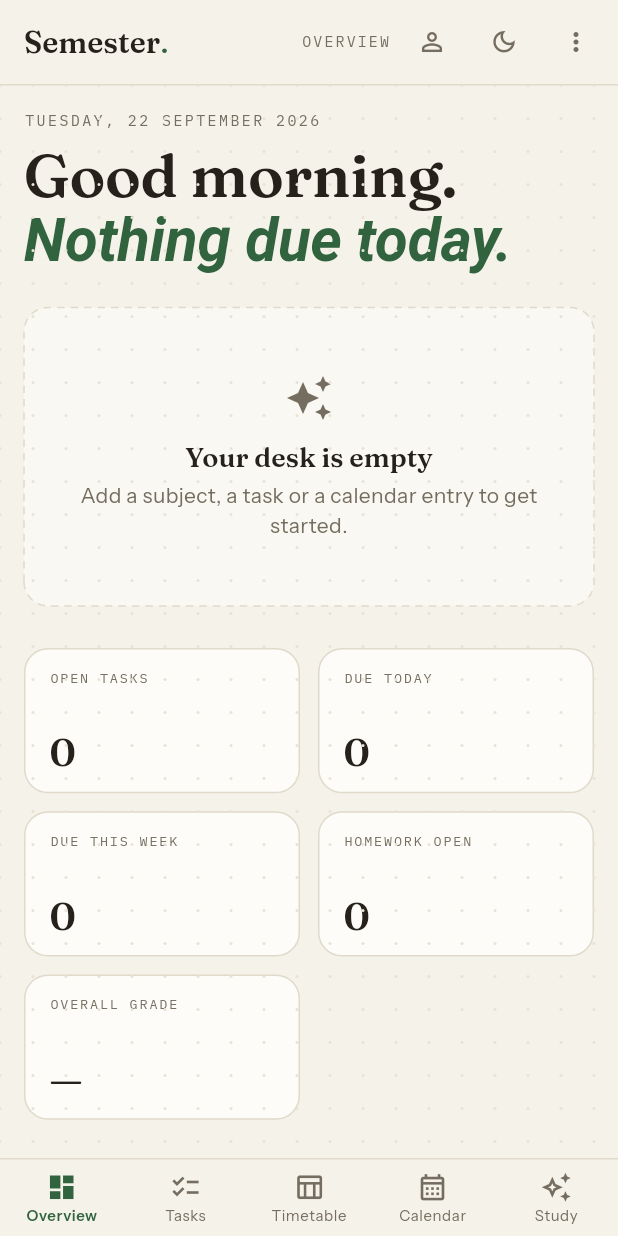
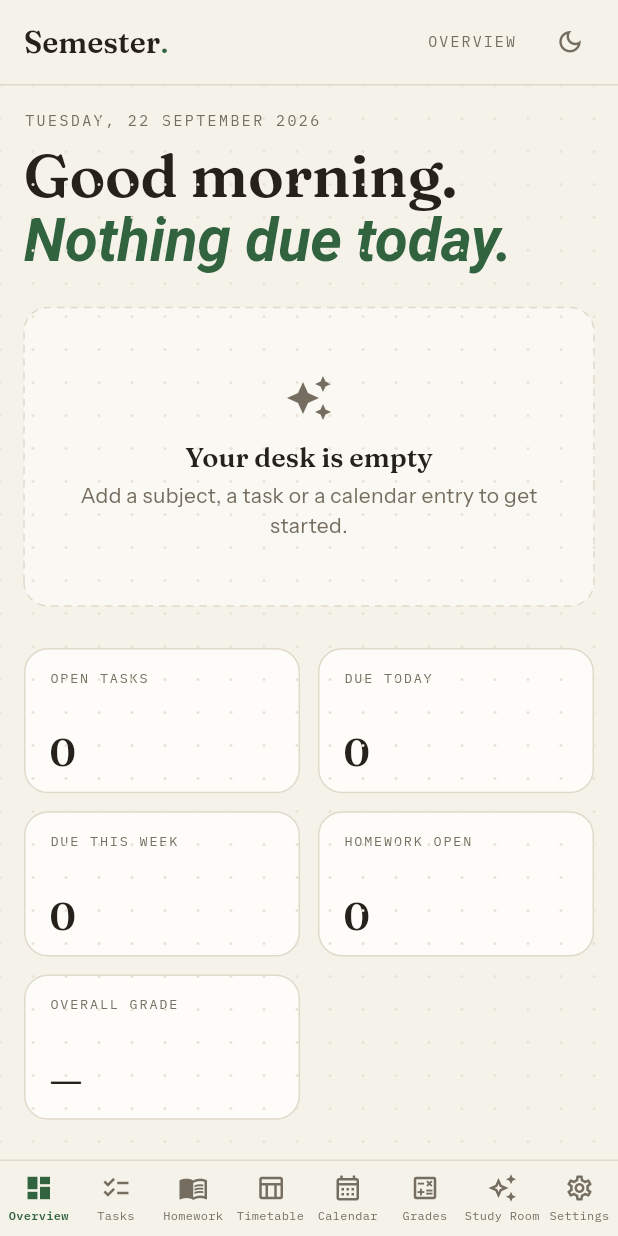
Before and after one commit to Nefnief-tech/study, a Flutter app: the screen it shows after launch, on a phone screen of 412 x 824 dp. Run offline on Flutter 3.47's test engine with Material 3 defaults, Android fonts, the phone set to English and light mode, and no system bars; our stand-ins replace app_links, appwrite, file_picker, firebase_core, firebase_messaging, flutter_local_notifications and 1 more; missing offline and left inert: markdown_widget; accounts and stored records are empty; network calls fail; statements that could not run were skipped.

Commit message:
Mobile v11: swipeable tabs with back-gesture history — all destinations in the bottom bar, Settings replaces the account sheet

```diff
--- a/mobile/lib/navigation.dart
+++ b/mobile/lib/navigation.dart
@@ -1,56 +1,35 @@
 import 'package:flutter/foundation.dart';
 
-/// tab indices — shared by the shell, push tap-through and deeplinks
+/// tab indices — the bottom bar order; shared by the shell, push
+/// tap-through and deeplinks
 const int kTabOverview = 0;
 const int kTabTasks = 1;
-const int kTabTimetable = 2;
-const int kTabCalendar = 3;
-const int kTabStudy = 4;
+const int kTabHomework = 2;
+const int kTabTimetable = 3;
+const int kTabCalendar = 4;
+const int kTabGrades = 5;
+const int kTabStudy = 6;
+const int kTabSettings = 7;
 
-/// simple navigation bus: tab pages jump to other destinations through it,
-/// and push taps (`data.route`) and deeplinks (`semester://<route>`) land on
-/// the page they name. Pure tab switches work any time; Navigator-backed
-/// destinations queue until the shell has wired its callbacks.
+/// simple navigation bus: push taps (`data.route`) and deeplinks
+/// (`semester://<route>`) land on the page they name — every destination is
+/// a tab now, so handling is a pure tab switch that works from app start
 class AppNav {
   AppNav._();
   static final AppNav I = AppNav._();
 
   final ValueNotifier<int> tab = ValueNotifier(kTabOverview);
-  void Function()? openHomework;
-  void Function()? openGrades;
-  void Function()? openAccount;
-
-  bool _shellReady = false;
-  String? _pendingRoute;
-
-  /// the shell calls this once its Navigator-backed callbacks are wired —
-  /// anything queued before that point is delivered here
-  void markShellReady() {
-    _shellReady = true;
-    final pending = _pendingRoute;
-    if (pending != null) {
-      _pendingRoute = null;
-      handle(pending);
-    }
-  }
 
   /// land on the destination a push payload or deeplink names
   void handle(String route) {
     switch (route) {
       case 'homework':
+        tab.value = kTabHomework;
       case 'grades':
+        tab.value = kTabGrades;
       case 'account':
-        if (!_shellReady) {
-          _pendingRoute = route;
-          return;
-        }
-        if (route == 'homework') {
-          openHomework?.call();
-        } else if (route == 'grades') {
-          openGrades?.call();
-        } else {
-          openAccount?.call();
-        }
+      case 'settings':
+        tab.value = kTabSettings;
       case 'tasks':
         tab.value = kTabTasks;
       case 'timetable':
--- a/mobile/lib/pages/dashboard_page.dart
+++ b/mobile/lib/pages/dashboard_page.dart
@@ -7,6 +7,7 @@ import '../utils/utils.dart';
 import '../navigation.dart';
 import '../widgets/bits.dart';
 import '../widgets/controls.dart';
+import '../widgets/motion.dart';
 
 /// Port of the web dashboard (`src/app/page.tsx`).
 
@@ -146,27 +147,27 @@ class DashboardPage extends StatelessWidget {
                   _StatCard(
                     label: 'open tasks',
                     value: '${openTodos.length}',
-                    onTap: () => AppNav.I.tab.value = 1,
+                    onTap: () => AppNav.I.handle('tasks'),
                   ),
                   _StatCard(
                     label: 'due today',
                     value: '$dueToday',
-                    onTap: () => AppNav.I.tab.value = 1,
+                    onTap: () => AppNav.I.handle('tasks'),
                   ),
                   _StatCard(
                     label: 'due this week',
                     value: '$dueWeek',
-                    onTap: () => AppNav.I.tab.value = 3,
+                    onTap: () => AppNav.I.handle('calendar'),
                   ),
                   _StatCard(
                     label: 'homework open',
                     value: '${openHomework.length}',
-                    onTap: () => AppNav.I.openHomework?.call(),
+                    onTap: () => AppNav.I.handle('homework'),
                   ),
                   _StatCard(
                     label: 'overall grade',
                     value: overall == null ? '—' : formatPoints(overall),
-                    onTap: () => AppNav.I.openGrades?.call(),
+                    onTap: () => AppNav.I.handle('grades'),
                   ),
                 ],
               ),
@@ -176,7 +177,7 @@ class DashboardPage extends StatelessWidget {
               _SectionHeader(
                 title: 'Up next',
                 actionLabel: 'all tasks →',
-                onAction: () => AppNav.I.tab.value = 1,
+                onAction: () => AppNav.I.handle('tasks'),
               ),
               if (upcoming.isEmpty)
                 const EmptyState(
@@ -197,7 +198,7 @@ class DashboardPage extends StatelessWidget {
                 _SectionHeader(
                   title: 'Subjects',
                   actionLabel: 'manage grades →',
-                  onAction: () => AppNav.I.openGrades?.call(),
+                  onAction: () => AppNav.I.handle('grades'),
                 ),
                 SemCard(
                   padding: const EdgeInsets.symmetric(horizontal: 20, vertical: 4),
@@ -219,7 +220,7 @@ class DashboardPage extends StatelessWidget {
               _SectionHeader(
                 title: 'Next 7 days',
                 actionLabel: 'calendar →',
-                onAction: () => AppNav.I.tab.value = 3,
+                onAction: () => AppNav.I.handle('calendar'),
               ),
               if (schedule.isEmpty)
                 const EmptyState(
@@ -301,9 +302,8 @@ class _StatCard extends StatelessWidget {
 
   @override
   Widget build(BuildContext context) {
-    return InkWell(
+    return Pressable(
       onTap: onTap,
-      borderRadius: BorderRadius.circular(16),
       child: SemCard(
         padding: const EdgeInsets.symmetric(horizontal: 16, vertical: 12),
         child: Column(
--- a/mobile/lib/pages/shell.dart
+++ b/mobile/lib/pages/shell.dart
@@ -1,27 +1,26 @@
 import 'package:flutter/material.dart';
+import 'package:flutter/services.dart';
 
 import '../appwrite/sync.dart';
 import '../navigation.dart';
 import '../services/api.dart';
 import '../services/push.dart';
-import '../stores/auth_store.dart' show SyncStatus;
 import '../stores/registry.dart';
 import '../theme/app_theme.dart';
-import '../widgets/auth_sheet.dart';
 import '../widgets/controls.dart';
-import '../widgets/motion.dart';
 import 'calendar_page.dart';
 import 'dashboard_page.dart';
 import 'grades_page.dart';
 import 'homework_page.dart';
+import 'settings_page.dart';
 import 'study_room_page.dart';
 import 'timetable_page.dart';
 import 'todos_page.dart';
 
-/// Port of AppShell.tsx for phones: the 7 web destinations split into a
-/// 5-slot bottom bar (Overview · Tasks · Timetable · Calendar · Study Room)
-/// plus Homework/Grades/Account in the top-bar menu. Navigation flows
-/// through [AppNav] (navigation.dart) so push taps and deeplinks land right.
+/// Port of AppShell.tsx for phones: every destination is a tab in the bottom
+/// bar, tabs are swipeable (PageView) and the system back gesture walks back
+/// through tab history instead of leaving the app. Navigation flows through
+/// [AppNav] (navigation.dart) so push taps and deeplinks land right.
 class AppShell extends StatefulWidget {
   const AppShell({super.key});
 
@@ -33,10 +32,17 @@ class _AppShellState extends State<AppShell> with WidgetsBindingObserver {
   static const _tabs = [
     ('Overview', Icons.dashboard_outlined, Icons.dashboard),
     ('Tasks', Icons.checklist_outlined, Icons.checklist),
+    ('Homework', Icons.menu_book_outlined, Icons.menu_book),
     ('Timetable', Icons.table_chart_outlined, Icons.table_chart),
     ('Calendar', Icons.calendar_month_outlined, Icons.calendar_month),
+    ('Grades', Icons.calculate_outlined, Icons.calculate),
     ('Study Room', Icons.auto_awesome_outlined, Icons.auto_awesome),
+    ('Settings', Icons.settings_outlined, Icons.settings),
   ];
+
+  final PageController _swipe = PageController();
+  int _currentTab = kTabOverview;
+  final List<int> _tabHistory = [];
 
   @override
   void initState() {
@@ -45,26 +51,37 @@ class _AppShellState extends State<AppShell> with WidgetsBindingObserver {
     initSync();
     SemesterApi.refreshDocuments();
     PushService.init();
-    AppNav.I.tab.addListener(() {
-      if (mounted) setState(() {});
-    });
-    AppNav.I.openHomework = () => Navigator.of(context).push(
-          FadeThroughRoute(page: const HomeworkPage()),
-        );
-    AppNav.I.openGrades = () => Navigator.of(context).push(
-          FadeThroughRoute(page: const GradesPage()),
-        );
-    AppNav.I.openAccount = () => AuthSheet.show(context);
-    // navigator-backed destinations are wired — queued push/deeplink routes
-    // can now be delivered
-    AppNav.I.markShellReady();
+    AppNav.I.tab.addListener(_onTabChanged);
   }
 
   @override
   void dispose() {
+    AppNav.I.tab.removeListener(_onTabChanged);
+    _swipe.dispose();
     WidgetsBinding.instance.removeObserver(this);
     super.dispose();
   }
+
+  /// single sync point: whatever sets AppNav.I.tab (bottom-bar tap, swipe,
+  /// push payload, deeplink) ends up here — the PageView follows along and
+  /// the previous tab is remembered for the system back gesture
+  void _onTabChanged() {
+    final next = AppNav.I.tab.value.clamp(0, _tabs.length - 1);
+    if (next == _currentTab) return;
+    _tabHistory.add(_currentTab);
+    if (_tabHistory.length > 16) _tabHistory.removeAt(0);
+    _currentTab = next;
+    if (_swipe.hasClients && (_swipe.page?.round() ?? next) != next) {
+      _swipe.animateToPage(
+        next,
+        duration: const Duration(milliseconds: 240),
+        curve: Curves.easeOutCubic,
+      );
+    }
+    setState(() {});
+  }
+
+  void _goTab(int index) => AppNav.I.tab.value = index;
 
   @override
   void didChangeAppLifecycleState(AppLifecycleState state) {
@@ -76,8 +93,8 @@ class _AppShellState extends State<AppShell> with WidgetsBindingObserver {
   }
 
   String get _currentLabel {
-    if (AppNav.I.tab.value >= _tabs.length) return 'Overview';
-    return _tabs[AppNav.I.tab.value].$1;
+    if (_currentTab >= _tabs.length) return _tabs.first.$1;
+    return _tabs[_currentTab].$1;
   }
 
   void _toggleTheme(BuildContext context) {
@@ -89,15 +106,29 @@ class _AppShellState extends State<AppShell> with WidgetsBindingObserver {
   @override
   Widget build(BuildContext context) {
     final sem = context.sem;
-    return ListenableBuilder(
-      listenable: Listenable.merge([Stores.I.auth, Stores.I.theme]),
+    return PopScope(
+      // the system back gesture (edge swipe) walks back through tab history
+      // instead of leaving the app; at the root it exits
+      canPop: false,
+      onPopInvokedWithResult: (didPop, _) {
+        if (didPop) return;
+        if (_tabHistory.isNotEmpty) {
+          final previous = _tabHistory.removeLast();
+          AppNav.I.tab.value = previous;
+        } else if (_currentTab != kTabOverview) {
+          AppNav.I.tab.value = kTabOverview;
+        } else {
+          SystemNavigator.pop();
+        }
+      },
+      child: ListenableBuilder(
+        listenable: Stores.I.theme,
         builder: (context, _) {
-        final auth = Stores.I.auth;
           return Scaffold(
             backgroundColor: sem.paper,
             appBar: AppBar(
               title: GestureDetector(
-              onTap: () => AppNav.I.tab.value = 0,
+                onTap: () => _goTab(kTabOverview),
                 child: RichText(
                   text: TextSpan(
                     style: Theme.of(context)
@@ -113,7 +144,7 @@ class _AppShellState extends State<AppShell> with WidgetsBindingObserver {
               ),
               actions: [
                 Padding(
-                padding: const EdgeInsets.only(right: 4),
+                  padding: const EdgeInsets.only(right: 12),
                   child: Center(
                     child: Text(
                       _currentLabel.toUpperCase(),
@@ -122,22 +153,6 @@ class _AppShellState extends State<AppShell> with WidgetsBindingObserver {
                           ),
                     ),
                   ),
-              ),
-              IconButton(
-                tooltip: 'Account',
-                icon: Badge(
-                  isLabelVisible: auth.status == SyncStatus.signedIn,
-                  smallSize: 6,
-                  alignment: Alignment.topRight,
-                  backgroundColor:
-                      auth.syncing || auth.syncError != null ? sem.marker : sem.accent,
-                  child: Icon(
-                    Icons.person_outline,
-                    size: 20,
-                    color: auth.status == SyncStatus.signedIn ? sem.accent : sem.inkSoft,
-                  ),
-                ),
-                onPressed: () => AuthSheet.show(context),
                 ),
                 IconButton(
                   tooltip: 'Toggle dark mode',
@@ -151,51 +166,7 @@ class _AppShellState extends State<AppShell> with WidgetsBindingObserver {
                   ),
                   onPressed: () => _toggleTheme(context),
                 ),
-              PopupMenuButton<String>(
-                tooltip: 'More',
-                icon: Icon(Icons.more_vert, size: 20, color: sem.inkSoft),
-                shape: RoundedRectangleBorder(
-                  borderRadius: BorderRadius.circular(12),
-                  side: BorderSide(color: sem.line),
-                ),
-                onSelected: (value) {
-                  switch (value) {
-                    case 'homework':
-                      AppNav.I.openHomework?.call();
-                    case 'grades':
-                      AppNav.I.openGrades?.call();
-                    case 'account':
-                      AuthSheet.show(context);
-                  }
-                },
-                itemBuilder: (_) => [
-                  const PopupMenuItem(
-                    value: 'homework',
-                    child: Row(children: [
-                      Icon(Icons.menu_book_outlined, size: 18),
-                      SizedBox(width: 10),
-                      Text('Homework'),
-                    ]),
-                  ),
-                  const PopupMenuItem(
-                    value: 'grades',
-                    child: Row(children: [
-                      Icon(Icons.calculate_outlined, size: 18),
-                      SizedBox(width: 10),
-                      Text('Grades'),
-                    ]),
-                  ),
-                  const PopupMenuItem(
-                    value: 'account',
-                    child: Row(children: [
-                      Icon(Icons.person_outline, size: 18),
-                      SizedBox(width: 10),
-                      Text('Account & sync'),
-                    ]),
-                  ),
-                ],
-              ),
-              const SizedBox(width: 4),
+                const SizedBox(width: 8),
               ],
               bottom: PreferredSize(
                 preferredSize: const Size.fromHeight(1),
@@ -203,16 +174,18 @@ class _AppShellState extends State<AppShell> with WidgetsBindingObserver {
               ),
             ),
             body: PlannerGrid(
-            child: IndexedStack(
-              index: AppNav.I.tab.value.clamp(0, _tabs.length - 1),
-              children: [
-                // TabFader animates the incoming tab in (fade + slight rise)
-                // while the IndexedStack keeps every page's state alive
-                TabFader(selected: AppNav.I.tab.value == kTabOverview, child: const DashboardPage()),
-                TabFader(selected: AppNav.I.tab.value == kTabTasks, child: const TodosPage()),
-                TabFader(selected: AppNav.I.tab.value == kTabTimetable, child: const TimetablePage()),
-                TabFader(selected: AppNav.I.tab.value == kTabCalendar, child: const CalendarPage()),
-                TabFader(selected: AppNav.I.tab.value == kTabStudy, child: const StudyRoomPage()),
+              child: PageView(
+                controller: _swipe,
+                onPageChanged: (i) => AppNav.I.tab.value = i,
+                children: const [
+                  _KeepAlive(DashboardPage()),
+                  _KeepAlive(TodosPage()),
+                  _KeepAlive(HomeworkPage()),
+                  _KeepAlive(TimetablePage()),
+                  _KeepAlive(CalendarPage()),
+                  _KeepAlive(GradesPage()),
+                  _KeepAlive(StudyRoomPage()),
+                  _KeepAlive(SettingsPage()),
                 ],
               ),
             ),
@@ -228,29 +201,38 @@ class _AppShellState extends State<AppShell> with WidgetsBindingObserver {
                     for (var i = 0; i < _tabs.length; i++)
                       Expanded(
                         child: InkWell(
-                        onTap: () => AppNav.I.tab.value = i,
+                          onTap: () => _goTab(i),
                           child: Padding(
                             padding: const EdgeInsets.symmetric(vertical: 8),
                             child: Column(
                               mainAxisSize: MainAxisSize.min,
                               children: [
                                 Icon(
-                                i == AppNav.I.tab.value ? _tabs[i].$3 : _tabs[i].$2,
-                                size: 21,
-                                color: i == AppNav.I.tab.value ? sem.accent : sem.inkSoft,
+                                  i == _currentTab ? _tabs[i].$3 : _tabs[i].$2,
+                                  size: 20,
+                                  color: i == _currentTab
+                                      ? sem.accent
+                                      : sem.inkSoft,
                                 ),
-                              const SizedBox(height: 3),
-                              Text(
-                                _tabs[i].$1.split(' ')[0],
+                                const SizedBox(height: 2),
+                                FittedBox(
+                                  fit: BoxFit.scaleDown,
+                                  child: Text(
+                                    _tabs[i].$1,
+                                    maxLines: 1,
                                     style: Theme.of(context)
                                         .textTheme
-                                    .bodySmall!
+                                        .labelSmall!
                                         .copyWith(
-                                      fontSize: 10,
-                                      height: 1.1,
-                                      fontWeight:
-                                          i == AppNav.I.tab.value ? FontWeight.w600 : FontWeight.w400,
-                                      color: i == AppNav.I.tab.value ? sem.accent : sem.inkSoft,
+                                          fontSize: 8,
+                                          letterSpacing: 0.2,
+                                          fontWeight: i == _currentTab
+                                              ? FontWeight.w600
+                                              : FontWeight.w400,
+                                          color: i == _currentTab
+                                              ? sem.accent
+                                              : sem.inkSoft,
+                                        ),
                                   ),
                                 ),
                               ],
@@ -264,6 +246,29 @@ class _AppShellState extends State<AppShell> with WidgetsBindingObserver {
             ),
           );
         },
+      ),
     );
   }
 }
+
+/// keeps a PageView page's state (scroll positions, controllers) alive once
+/// it has been built — swiping far away and back must not reset a page
+class _KeepAlive extends StatefulWidget {
+  final Widget child;
+  const _KeepAlive(this.child);
+
+  @override
+  State<_KeepAlive> createState() => _KeepAliveState();
+}
+
+class _KeepAliveState extends State<_KeepAlive>
+    with AutomaticKeepAliveClientMixin {
+  @override
+  bool get wantKeepAlive => true;
+
+  @override
+  Widget build(BuildContext context) {
+    super.build(context);
+    return widget.child;
+  }
+}
--- a/mobile/lib/widgets/motion.dart
+++ b/mobile/lib/widgets/motion.dart
@@ -1,35 +1,12 @@
 import 'package:flutter/material.dart';
 
 /// Shared motion for the app — one place so durations and curves stay
-/// coherent: fast, understated, ease-out (Material fade-through feel).
+/// coherent: fast, understated, ease-out. Tab switches ride on the PageView
+/// swipe itself; this covers press feedback and anything else animated.
 
 const Duration kMotionFast = Duration(milliseconds: 150);
 const Duration kMotionBase = Duration(milliseconds: 240);
 const Curve kMotionCurve = Curves.easeOutCubic;
-
-/// page transition: content fades in while sliding up a couple of pixels —
-/// used for pushed pages (Homework, Grades) instead of the stock jump-cut
-class FadeThroughRoute<T> extends PageRouteBuilder<T> {
-  FadeThroughRoute({required Widget page})
-      : super(
-          transitionDuration: kMotionBase,
-          reverseTransitionDuration: kMotionFast,
-          pageBuilder: (_, _, _) => page,
-          transitionsBuilder: (_, animation, _, child) {
-            final t = CurvedAnimation(parent: animation, curve: kMotionCurve);
-            return FadeTransition(
-              opacity: t,
-              child: SlideTransition(
-                position: Tween(
-                  begin: const Offset(0, 0.02),
-                  end: Offset.zero,
-                ).animate(t),
-                child: child,
-              ),
-            );
-          },
-        );
-}
 
 /// subtle press feedback: scales to 0.98 while pressed, springs back on
 /// release — wrap any tappable card or tile
@@ -61,31 +38,3 @@ class _PressableState extends State<Pressable> {
     );
   }
 }
-
-/// shell tab fade-through: each tab animates in when it becomes the selected
-/// one while the IndexedStack underneath keeps every page's state alive
-class TabFader extends StatelessWidget {
-  final bool selected;
-  final Widget child;
-  const TabFader({super.key, required this.selected, required this.child});
-
-  @override
-  Widget build(BuildContext context) {
-    return AnimatedSlide(
-      offset: selected ? Offset.zero : const Offset(0, 0.015),
-      duration: kMotionBase,
-      curve: kMotionCurve,
-      child: AnimatedOpacity(
-        opacity: selected ? 1 : 0,
-        duration: kMotionBase,
-        curve: kMotionCurve,
-        child: AnimatedScale(
-          scale: selected ? 1 : 0.995,
-          duration: kMotionBase,
-          curve: kMotionCurve,
-          child: child,
-        ),
-      ),
-    );
-  }
-}
--- a/mobile/pubspec.yaml
+++ b/mobile/pubspec.yaml
@@ -1,7 +1,7 @@
 name: semester
 description: Semester — your study desk, on the go. Flutter companion to the Semester web app.
 publish_to: "none"
-version: 0.1.0+10
+version: 0.1.0+11
 
 environment:
   sdk: ^3.9.0
```
Also changed, not shown: mobile/lib/pages/settings_page.dart (added, +40 -0 lines), mobile/lib/widgets/auth_sheet.dart (+15 -0 lines). Lines whose indentation alone changed are shown as unchanged.
